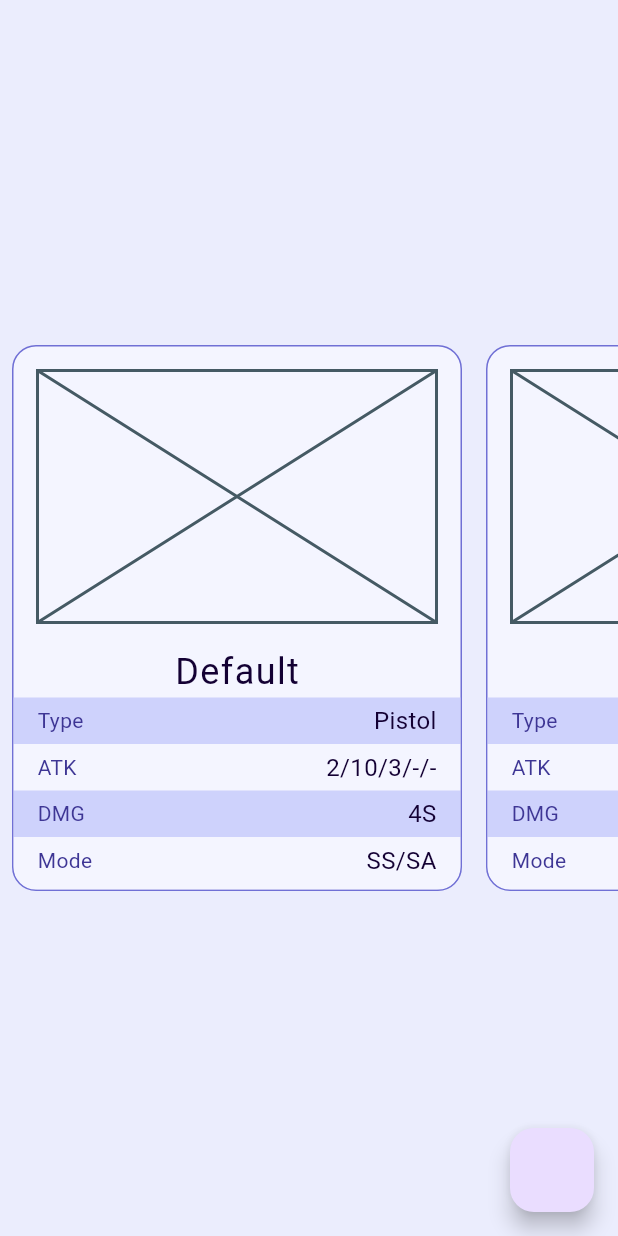
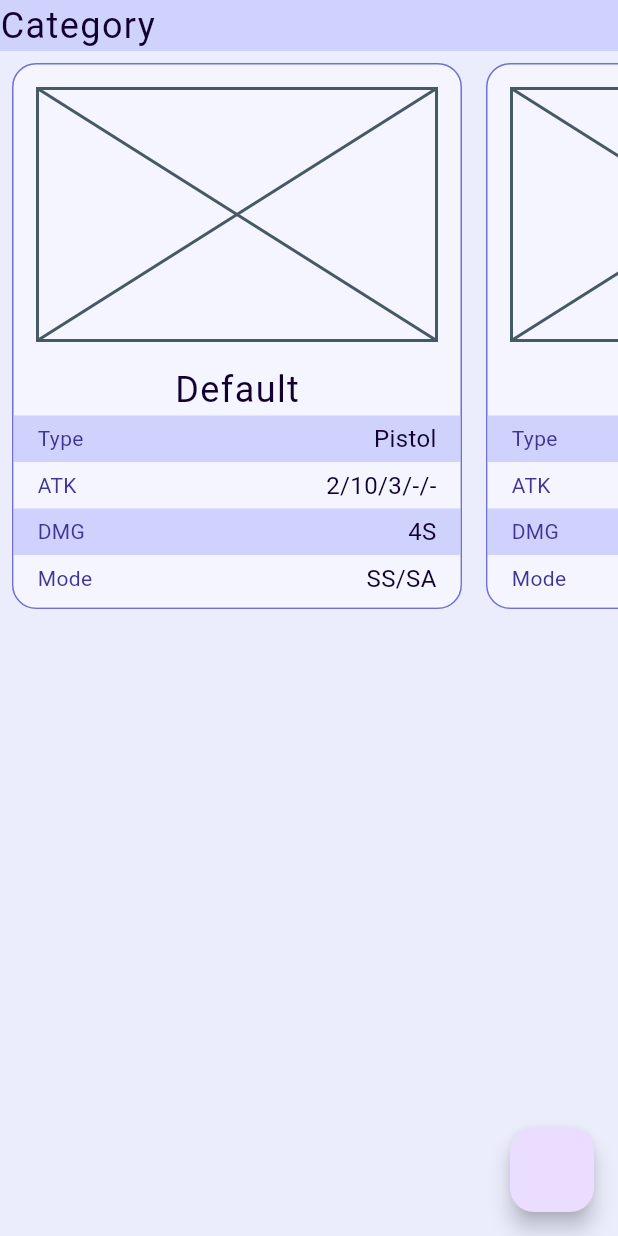
Before and after one commit to osekine/shadowrun_6e_player_helper, a Flutter app: the screen it shows after launch, on a phone screen of 412 x 824 dp. Run offline on Flutter 3.47's test engine with Material 3 defaults, Android fonts, the phone set to English and light mode, and no system bars; missing offline and left inert: theme_tailor_annotation; Roboto replaces fonts that are missing (Ubuntu Sans).

Commit message:
change carousel to listview

```diff
--- a/lib/main.dart
+++ b/lib/main.dart
@@ -1,6 +1,7 @@
 import 'package:flutter/material.dart';
 import 'package:shadowrun_6e_player_helper/utils/app_themes.dart';
 import 'package:shadowrun_6e_player_helper/view/features/items/item_carousel.dart';
+import 'package:shadowrun_6e_player_helper/view/features/items/item_category_widget.dart';
 
 void main() {
   runApp(const MainApp());
@@ -31,7 +32,7 @@ class _MainAppState extends State<MainApp> {
         builder: (context) {
           return Scaffold(
             backgroundColor: context.appTheme.background,
-            body: ItemCarousel(),
+            body: ItemCategoryWidget(),
             floatingActionButton: FloatingActionButton(onPressed: _toggleTheme),
           );
         },
--- a/lib/view/features/items/item_carousel.dart
+++ b/lib/view/features/items/item_carousel.dart
@@ -1,4 +1,5 @@
 import 'package:flutter/material.dart';
+import 'package:flutter/rendering.dart';
 import 'package:shadowrun_6e_player_helper_view_model/shadowrun_6e_player_helper_view_model.dart';
 
 import 'item_card.dart';
@@ -26,13 +27,18 @@ class _ItemCarouselState extends State<ItemCarousel> {
   Widget build(BuildContext context) {
     final amount = _testList.length;
 
-    return CustomScrollView(
-      controller: _controller,
-      scrollDirection: Axis.horizontal,
-      slivers: [
-        SliverList(delegate: _ItemCarouselDelegate(children: _testList)),
-      ],
+    return SizedBox(
+      height: _calcHeight(),
+      child: ListView.custom(
+        scrollDirection: Axis.horizontal,
+        childrenDelegate: _ItemCarouselDelegate(children: _testList),
+      ),
     );
+  }
+
+  double _calcHeight() {
+    // TODO(NLU): add dynamic height calculation
+    return 380;
   }
 }
 
@@ -46,7 +52,7 @@ class _ItemCarouselDelegate extends SliverChildDelegate {
     if (index == children.length) return null;
     return Padding(
       padding: const EdgeInsets.all(8.0),
-      child: Center(child: ItemCard(vm: children[index])),
+      child: ItemCard(vm: children[index]),
     );
   }
 
--- /dev/null
+++ b/lib/view/features/items/item_category_widget.dart
@@ -0,0 +1,28 @@
+import 'package:flutter/material.dart';
+import 'package:shadowrun_6e_player_helper/utils/app_themes.dart';
+import 'package:shadowrun_6e_player_helper/view/features/items/item_carousel.dart';
+
+class ItemCategoryWidget extends StatefulWidget {
+  const ItemCategoryWidget({super.key});
+
+  @override
+  State<ItemCategoryWidget> createState() => _ItemCategoryWidgetState();
+}
+
+class _ItemCategoryWidgetState extends State<ItemCategoryWidget> {
+  @override
+  Widget build(BuildContext context) {
+    return Column(
+      crossAxisAlignment: CrossAxisAlignment.stretch,
+      children: [
+        Container(
+          color: context.appTheme.backgroundDark,
+          child: Text('Category', style: context.appTheme.header),
+        ),
+        ItemCarousel(),
+      ],
+    );
+  }
+}
+
+// class _ItemCategoryDelegate extends MultiChildLayoutDelegate {}
```
Also changed, not shown: lib/view/features/items/item_page.dart (added).
